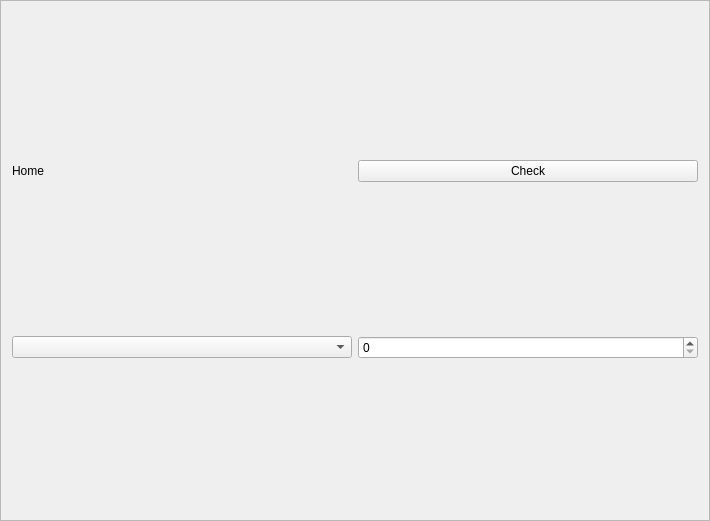
Above: src/views/home/home.ui from RyotaUnzai/candybox before the change. Below: the same form after it.
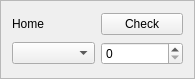
That is the form after the change.

Patch:
```diff
--- a/src/views/home/home.ui
+++ b/src/views/home/home.ui
@@ -6,8 +6,8 @@
    <rect>
     <x>0</x>
     <y>0</y>
-    <width>710</width>
-    <height>521</height>
+    <width>195</width>
+    <height>79</height>
    </rect>
   </property>
   <property name="windowTitle">
```
Left out of the diff: 22 changed lines with no effect on the pictures.
